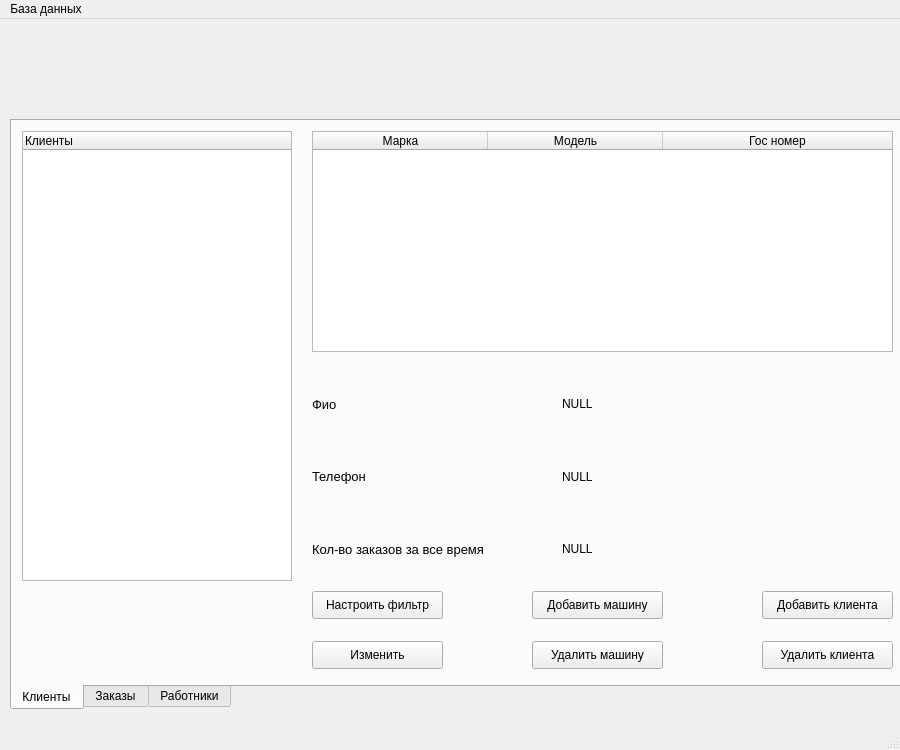
Old version of the form ui/mainwin.ui in the repository Tr0ub1e/Izbushka.
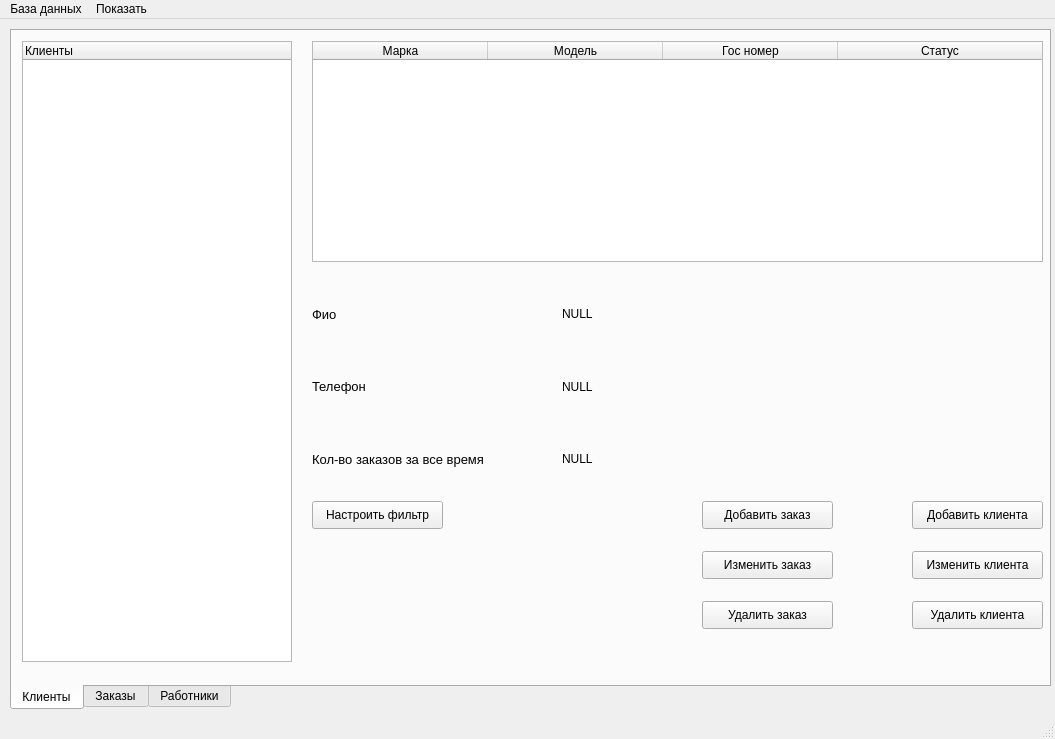
New version of the form.

What changed in the file:
```diff
--- a/ui/mainwin.ui
+++ b/ui/mainwin.ui
@@ -6,8 +6,8 @@
    <rect>
     <x>0</x>
     <y>0</y>
-    <width>900</width>
-    <height>750</height>
+    <width>1055</width>
+    <height>739</height>
    </rect>
   </property>
   <property name="windowTitle">
@@ -18,9 +18,9 @@
     <property name="geometry">
      <rect>
       <x>10</x>
-      <y>100</y>
-      <width>901</width>
-      <height>591</height>
+      <y>10</y>
+      <width>1041</width>
+      <height>681</height>
      </rect>
     </property>
     <property name="layoutDirection">
@@ -48,7 +48,7 @@
         <x>10</x>
         <y>10</y>
         <width>270</width>
-        <height>450</height>
+        <height>621</height>
        </rect>
       </property>
       <property name="autoFillBackground">
@@ -130,7 +130,7 @@
        <rect>
         <x>550</x>
         <y>250</y>
-        <width>331</width>
+        <width>481</width>
         <height>211</height>
        </rect>
       </property>
@@ -174,7 +174,7 @@
      <widget class="QPushButton" name="addCust">
       <property name="geometry">
        <rect>
-        <x>750</x>
+        <x>900</x>
         <y>470</y>
         <width>131</width>
         <height>28</height>
@@ -187,8 +187,8 @@
      <widget class="QPushButton" name="delCust">
       <property name="geometry">
        <rect>
-        <x>750</x>
-        <y>520</y>
+        <x>900</x>
+        <y>570</y>
         <width>131</width>
         <height>28</height>
        </rect>
@@ -200,27 +200,14 @@
      <widget class="QPushButton" name="changeCust">
       <property name="geometry">
        <rect>
-        <x>300</x>
+        <x>900</x>
         <y>520</y>
         <width>131</width>
         <height>28</height>
        </rect>
       </property>
       <property name="text">
-       <string>Изменить</string>
-      </property>
-     </widget>
-     <widget class="QPushButton" name="addCar">
-      <property name="geometry">
-       <rect>
-        <x>520</x>
-        <y>470</y>
-        <width>131</width>
-        <height>28</height>
-       </rect>
-      </property>
-      <property name="text">
-       <string>Добавить машину</string>
+       <string>Изменить клиента</string>
       </property>
      </widget>
      <widget class="QTableWidget" name="clientTable">
@@ -228,7 +215,7 @@
        <rect>
         <x>300</x>
         <y>10</y>
-        <width>581</width>
+        <width>731</width>
         <height>221</height>
        </rect>
       </property>
@@ -280,18 +267,49 @@
         <string>Гос номер</string>
        </property>
       </column>
+      <column>
+       <property name="text">
+        <string>Статус</string>
+       </property>
+      </column>
      </widget>
      <widget class="QPushButton" name="delCar">
       <property name="geometry">
        <rect>
-        <x>520</x>
+        <x>690</x>
+        <y>470</y>
+        <width>131</width>
+        <height>28</height>
+       </rect>
+      </property>
+      <property name="text">
+       <string>Добавить заказ</string>
+      </property>
+     </widget>
+     <widget class="QPushButton" name="delZakaz">
+      <property name="geometry">
+       <rect>
+        <x>690</x>
+        <y>570</y>
+        <width>131</width>
+        <height>28</height>
+       </rect>
+      </property>
+      <property name="text">
+       <string>Удалить заказ</string>
+      </property>
+     </widget>
+     <widget class="QPushButton" name="changeZakaz">
+      <property name="geometry">
+       <rect>
+        <x>690</x>
         <y>520</y>
         <width>131</width>
         <height>28</height>
        </rect>
       </property>
       <property name="text">
-       <string>Удалить машину</string>
+       <string>Изменить заказ</string>
       </property>
      </widget>
     </widget>
@@ -573,7 +591,7 @@
     <rect>
      <x>0</x>
      <y>0</y>
-     <width>900</width>
+     <width>1055</width>
      <height>26</height>
     </rect>
    </property>
@@ -584,7 +602,16 @@
     <addaction name="make_con"/>
     <addaction name="discon"/>
    </widget>
+   <widget class="QMenu" name="menu_2">
+    <property name="title">
+     <string>Показать</string>
+    </property>
+    <addaction name="action"/>
+    <addaction name="action_2"/>
+    <addaction name="action_3"/>
+   </widget>
    <addaction name="menu"/>
+   <addaction name="menu_2"/>
   </widget>
   <widget class="QStatusBar" name="statusbar"/>
   <action name="make_con">
```
Left out of the diff: 91 changed lines with no effect on the pictures.
